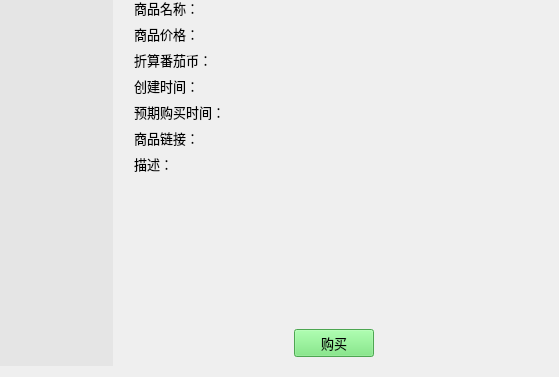
Qt form gui/marketWidget.ui (WatsonJay/tomato_farm) before a commit; both pictures show x 327 to 886 and y 164 to 541 of the 886 by 541 pixel window.
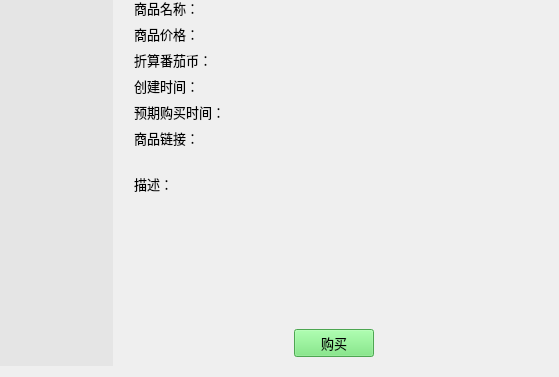
The same form after that commit. Icons and pictures are not drawn.

Patch:
```diff
--- a/gui/marketWidget.ui
+++ b/gui/marketWidget.ui
@@ -582,6 +582,9 @@
              <property name="text">
               <string>商品链接：</string>
              </property>
+             <property name="alignment">
+              <set>Qt::AlignLeading|Qt::AlignLeft|Qt::AlignTop</set>
+             </property>
             </widget>
            </item>
            <item row="6" column="0">
@@ -633,6 +636,12 @@
            </item>
            <item row="5" column="1">
             <widget class="QLabel" name="linkLabel">
+             <property name="minimumSize">
+              <size>
+               <width>0</width>
+               <height>40</height>
+              </size>
+             </property>
              <property name="font">
               <font>
                <family>Microsoft YaHei UI</family>
@@ -642,6 +651,12 @@
              <property name="text">
               <string/>
              </property>
+             <property name="alignment">
+              <set>Qt::AlignLeading|Qt::AlignLeft|Qt::AlignTop</set>
+             </property>
+             <property name="wordWrap">
+              <bool>true</bool>
+             </property>
              <property name="openExternalLinks">
               <bool>true</bool>
              </property>
```
Left out of the diff: 3 changed lines with no effect on the pictures.
